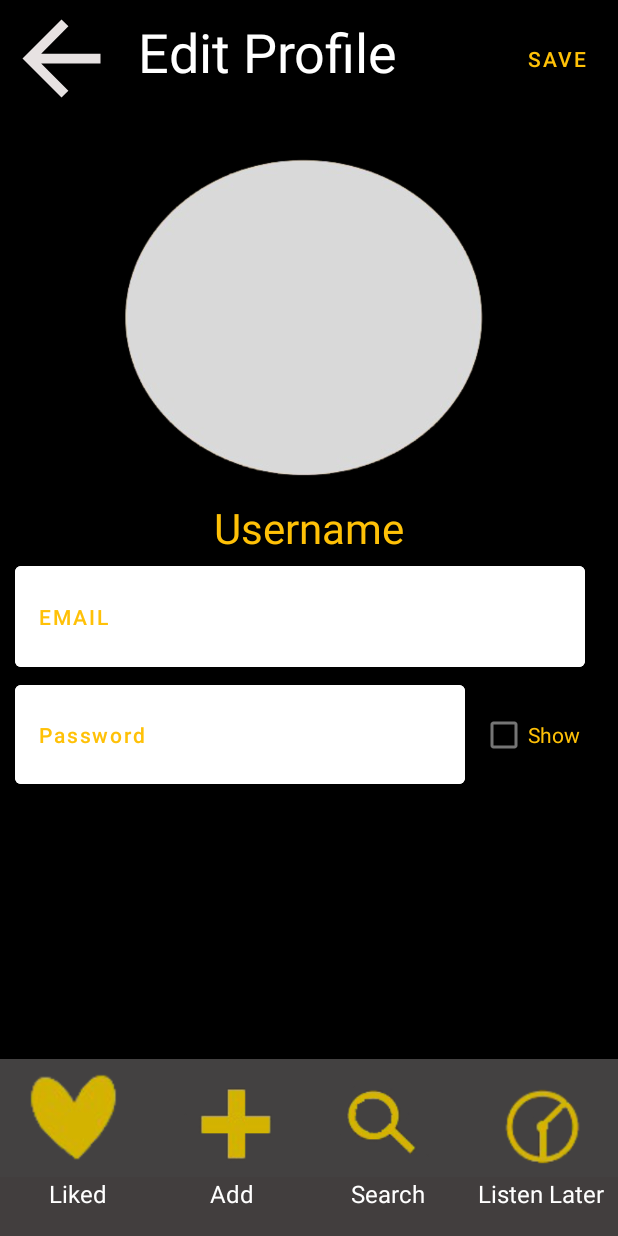
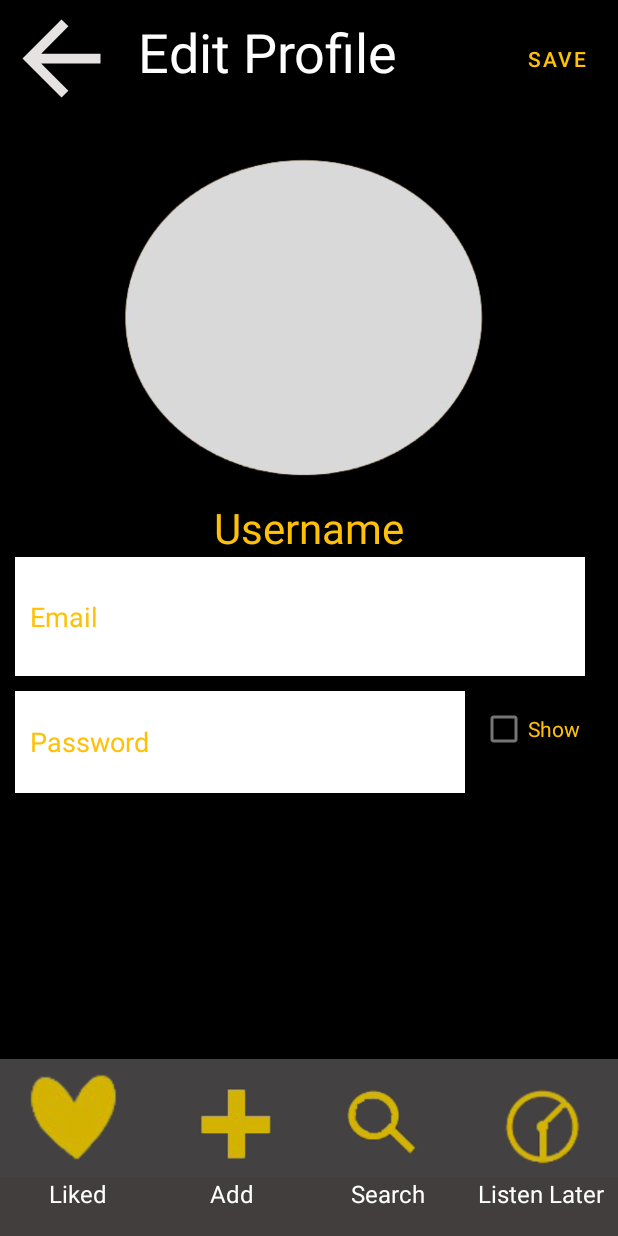
Before and after one commit to umaidkhakwani/SMD_A2, an Android app: the MainActivity20 screen opened directly, with no data from a screen before it, on a phone screen of 412 x 824 dp. Run offline under Robolectric (Android 15) with nearby library versions, the phone set to English and light mode, and no system bars; our stand-ins replace Firebase (no records; nobody signed in at launch, a user with empty details on screens opened directly), Picasso.

Commit message:
profile dp

```diff
--- a/app/build.gradle
+++ b/app/build.gradle
@@ -36,6 +36,7 @@ dependencies {
     implementation 'androidx.appcompat:appcompat:1.5.1'
     implementation 'androidx.lifecycle:lifecycle-viewmodel-ktx:2.4.0'
     implementation 'com.google.android.material:material:1.6.1'
+    implementation 'com.squareup.picasso:picasso:2.8'
     implementation 'androidx.constraintlayout:constraintlayout:2.1.4'
     implementation 'androidx.lifecycle:lifecycle-livedata-ktx:2.3.1'
     implementation 'androidx.lifecycle:lifecycle-viewmodel-ktx:2.3.1'
@@ -43,6 +44,7 @@ dependencies {
     implementation 'androidx.navigation:navigation-ui:2.3.5'
     implementation 'com.google.firebase:firebase-auth:21.1.0'
     implementation 'com.google.firebase:firebase-database:20.1.0'
+    implementation 'com.google.firebase:firebase-storage:20.1.0'
     testImplementation 'junit:junit:4.13.2'
     androidTestImplementation 'androidx.test.ext:junit:1.1.3'
     androidTestImplementation 'androidx.test.espresso:espresso-core:3.4.0'
--- a/app/src/main/res/layout/activity_main20.xml
+++ b/app/src/main/res/layout/activity_main20.xml
@@ -53,11 +53,10 @@
         >
 
         <ImageView
+            android:id="@+id/dp"
             android:layout_width="match_parent"
             android:layout_height="match_parent"
-            android:src="@drawable/profile2"
-            >
-        </ImageView>
+            android:src="@drawable/profile2"></ImageView>
     </RelativeLayout>
 
     <RelativeLayout
@@ -80,16 +79,20 @@
         android:layout_height="1dp"
         android:layout_weight="1">
 
-        <Button
-            android:id="@+id/bt2"
+        <EditText
+            android:id="@+id/email_update"
             android:layout_width="380dp"
             android:layout_height="match_parent"
             android:layout_marginLeft="10dp"
+            android:background="@color/white"
             android:backgroundTint="@color/white"
-            android:text="Email"
+            android:hint="Email"
+            android:inputType="text"
+            android:padding="10dp"
+            android:textAlignment="viewStart"
 
-            android:textAlignment="viewStart"
-            android:textColor="#FFC107"></Button>
+            android:textColor="#FFC107"
+            android:textColorHint="#FFC107"></EditText>
     </RelativeLayout>
 
     <LinearLayout
@@ -100,19 +103,23 @@
         android:orientation="horizontal"
         >
 
-        <Button
-            android:id="@+id/bt3"
+        <EditText
+            android:id="@+id/pass_update"
             android:layout_width="300dp"
+            android:layout_height="match_parent"
+            android:layout_marginLeft="10dp"
+            android:layout_marginTop="10dp"
 
+            android:padding="10dp"
             android:backgroundTint="@color/white"
-            android:layout_height="match_parent"
-            android:textColor="#FFC107"
+            android:hint="Password"
+            android:textColorHint="#FFC107"
+            android:inputType="textVisiblePassword"
+            android:background="@color/white"
+
             android:textAlignment="viewStart"
-
-            android:layout_marginLeft="10dp"
-            android:text="Password"
-            android:inputType="textVisiblePassword">
-        </Button>
+            android:textColor="#FFC107">
+        </EditText>
         <CheckBox
             android:id="@+id/bt_show"
             android:layout_width="80dp"
```
Also changed, not shown: app/src/main/AndroidManifest.xml (+33 -23 lines), app/src/main/res/layout/activity_main5.xml (+22 -5 lines).
